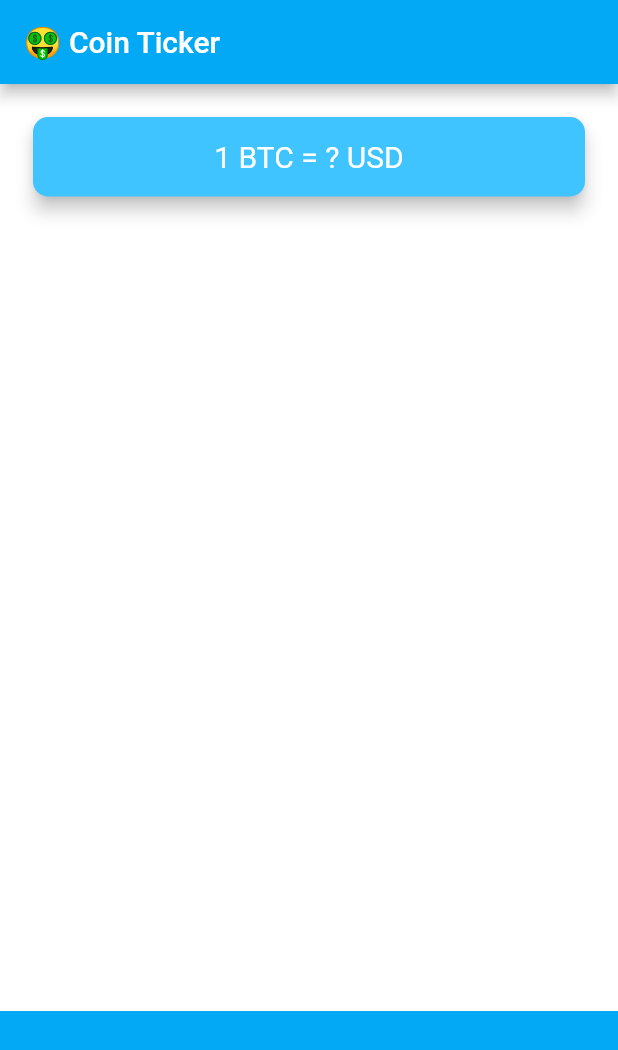
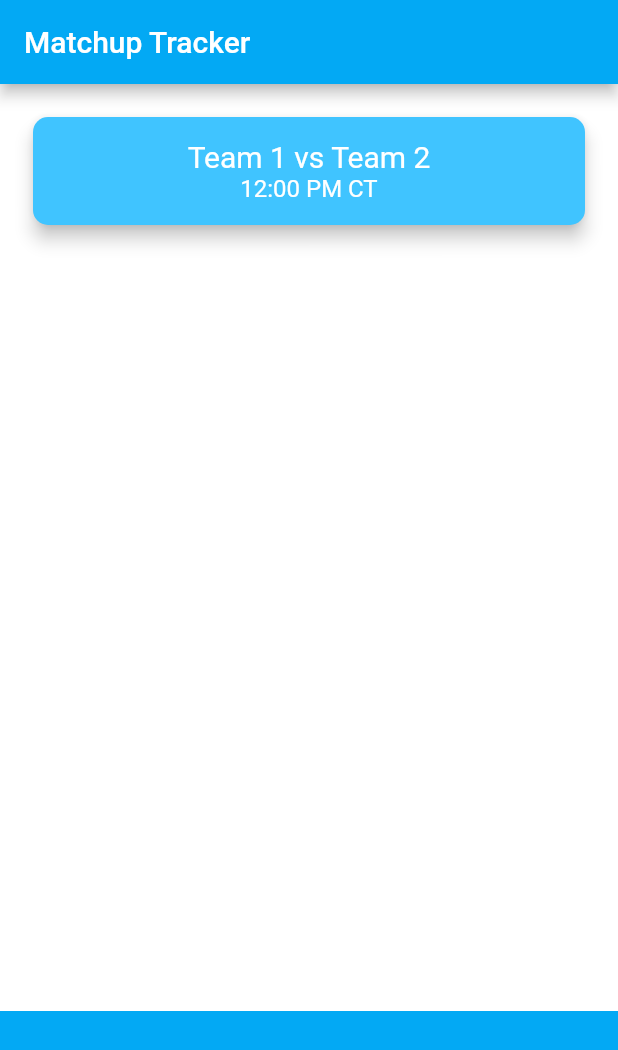
Before and after one commit to tddyer/nfl-game-tracker, a Flutter app: the screen it shows after launch, on a phone screen of 412 x 824 dp. Shown: the top 1050 px of the screen. Run offline on Flutter 3.47's test engine with Material 2 defaults, Android fonts, the phone set to English and light mode, and no system bars.

Commit message:
formatted display container of main.dart for matchups instead of bitcoin conversions

```diff
--- a/lib/matchups_screen.dart
+++ b/lib/matchups_screen.dart
@@ -10,7 +10,7 @@ class _MatchupsScreenState extends State<MatchupsScreen> {
   Widget build(BuildContext context) {
     return Scaffold(
       appBar: AppBar(
-        title: Text('🤑 Coin Ticker'),
+        title: Text('Matchup Tracker'),
       ),
       body: Column(
         mainAxisAlignment: MainAxisAlignment.spaceBetween,
@@ -26,13 +26,25 @@ class _MatchupsScreenState extends State<MatchupsScreen> {
               ),
               child: Padding(
                 padding: EdgeInsets.symmetric(vertical: 15.0, horizontal: 28.0),
-                child: Text(
-                  '1 BTC = ? USD',
-                  textAlign: TextAlign.center,
-                  style: TextStyle(
-                    fontSize: 20.0,
-                    color: Colors.white,
-                  ),
+                child: Column(
+                  children: [
+                    Text(
+                      'Team 1 vs Team 2',
+                      textAlign: TextAlign.center,
+                      style: TextStyle(
+                        fontSize: 20.0,
+                        color: Colors.white,
+                      ),
+                    ),
+                    Text(
+                      '12:00 PM CT',
+                      textAlign: TextAlign.center,
+                      style: TextStyle(
+                        fontSize: 16.0,
+                        color: Colors.white,
+                      ),
+                    ),
+                  ],
                 ),
               ),
             ),
```
